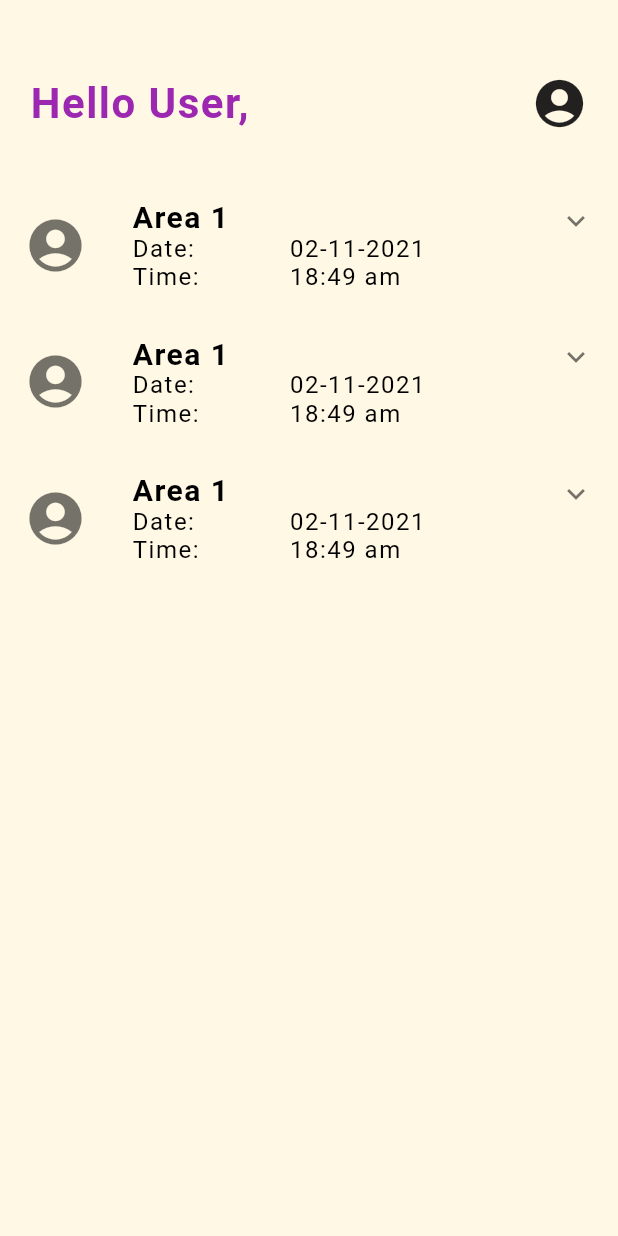
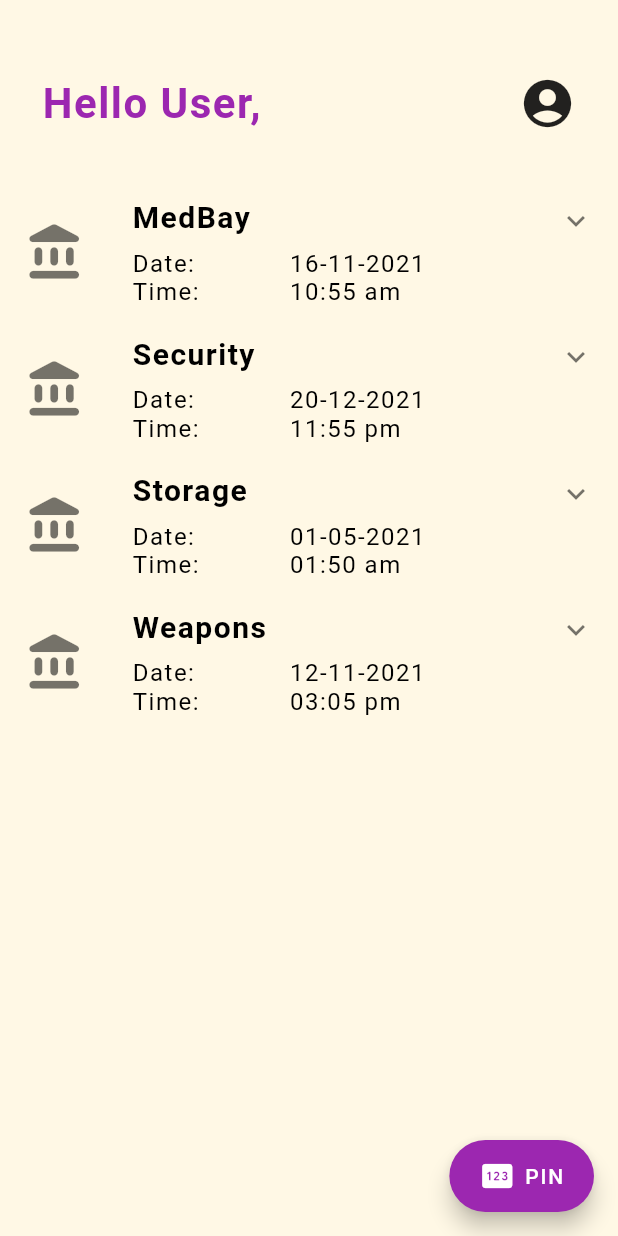
Before and after one commit to Apoorva10100/ml-based-access-control, a Flutter app: the User screen opened directly, on a phone screen of 412 x 824 dp. Run offline on Flutter 3.47's test engine with Material 2 defaults, Android fonts, the light colour scheme and no system bars.

Commit message:
Code Refactored

```diff
--- a/projectapp/lib/main.dart
+++ b/projectapp/lib/main.dart
@@ -11,6 +11,7 @@ class MyApp extends StatelessWidget {
   Widget build(BuildContext context) {
     return MaterialApp(
       home: Login(),
+      debugShowCheckedModeBanner: false,
     );
   }
 }
--- a/projectapp/lib/pages/login.dart
+++ b/projectapp/lib/pages/login.dart
@@ -29,10 +29,10 @@ class _LoginState extends State<Login> {
               mainAxisAlignment: MainAxisAlignment.center,
               children: [
                 Text(
-                  'Welcome Back',
+                  'Welcome',
                   style: TextStyle(
                     letterSpacing: 1,
-                    fontSize: 38,
+                    fontSize: 42,
                     color: textColor,
                     fontWeight: FontWeight.bold,
                   ),
@@ -44,7 +44,7 @@ class _LoginState extends State<Login> {
                     labelText: 'Email/Reference ID',
                     labelStyle: TextStyle(
                       letterSpacing: 1,
-                      fontSize: 16,
+                      fontSize: 18,
                       color: textColor,
                     ),
                   ),
@@ -54,14 +54,14 @@ class _LoginState extends State<Login> {
                     }
                   },
                 ),
-                SizedBox(height:15),
+                SizedBox(height: 15),
                 TextFormField(
                   controller: passwordController,
                   decoration: InputDecoration(
                     labelText: 'Password',
                     labelStyle: TextStyle(
                       letterSpacing: 1,
-                      fontSize: 16,
+                      fontSize: 18,
                       color: textColor,
                     ),
                   ),
@@ -107,23 +107,27 @@ class _LoginState extends State<Login> {
 
   void submit() {
     if (_formKey.currentState!.validate()) {
-      print(idController.text);
-      print(passwordController.text);
-      Navigator.of(context).push(
-        MaterialPageRoute(
-          builder: (context) => User(),
-        ),
-      );
+      // print(idController.text);
+      // print(passwordController.text);
+      if (idController.text == "abc" && passwordController.text == "123") {
+        Navigator.of(context).push(
+          MaterialPageRoute(
+            builder: (context) => User(),
+          ),
+        );
+      } else if (idController.text != "abc") {
+        ScaffoldMessenger.of(context).showSnackBar(
+          SnackBar(
+            content: Text("Incorrect Email/Reference ID"),
+          ),
+        );
+      } else if (passwordController.text != "123") {
+        ScaffoldMessenger.of(context).showSnackBar(
+          SnackBar(
+            content: Text("Incorrect Password"),
+          ),
+        );
+      }
     }
-
-    // final FormState formState = _formKey.currentState;
-    // _formKey.currentState.save();
-    // if (formState.validate()) {
-    //   Navigator.of(context).push(
-    //     MaterialPageRoute(
-    //       builder: (context) => user(),
-    //     ),
-    //   );
-    // }
   }
 }
--- a/projectapp/lib/pages/user.dart
+++ b/projectapp/lib/pages/user.dart
@@ -2,6 +2,7 @@
 
 import 'package:flutter/material.dart';
 import 'package:projectapp/colors.dart';
+import 'package:projectapp/pages/pin_generate.dart';
 
 class User extends StatefulWidget {
   const User({Key? key}) : super(key: key);
@@ -16,13 +17,12 @@ class _UserState extends State<User> {
     return Scaffold(
       backgroundColor: bg,
       body: SafeArea(
-          // child: Padding(
-        // padding: const EdgeInsets.symmetric(horizontal: ),
+        child: SingleChildScrollView(
           child: Column(
             children: [
               SizedBox(height: 50),
               Padding(
-              padding: const EdgeInsets.symmetric(horizontal: 20),
+                padding: const EdgeInsets.symmetric(horizontal: 28),
                 child: Row(
                   mainAxisAlignment: MainAxisAlignment.spaceBetween,
                   children: [
@@ -43,27 +43,44 @@ class _UserState extends State<User> {
                 ),
               ),
               SizedBox(height: 30),
-
-            Item3(),
-            Item3(),
-            Item3(),
+              AreaWidget("MedBay","16-11-2021","10:55 am"),
+              AreaWidget("Security","20-12-2021","11:55 pm"),
+              AreaWidget("Storage","01-05-2021","01:50 am"),
+              AreaWidget("Weapons","12-11-2021","03:05 pm"),
             ],
           ),
         ),
-      //),
+      ),
+      floatingActionButton: FloatingActionButton.extended(
+        backgroundColor: textColor,
+        label: Row(
+          children: const [
+            Icon(Icons.pin_rounded),
+            SizedBox(
+              width: 6,
+            ),
+            Text('PIN'),
+          ],
+        ),
+        onPressed: () {
+          Navigator.of(context).push(
+            MaterialPageRoute(
+              builder: (context) => PinGeneration(),
+            ),
+          );
+        },
+      ),
     );
   }
 
-  Widget Item3() {
-    return Container(
-      decoration: BoxDecoration(),
-      child: ExpansionTile(
+  Widget AreaWidget(String title, String curDate, String curTime) {
+    return ExpansionTile(
       title: Padding(
-          padding: const EdgeInsets.symmetric(vertical:10 ),
+        padding: const EdgeInsets.only(top: 10),
         child: Row(
           children: [
             Icon(
-                Icons.account_circle_rounded,
+              Icons.account_balance_rounded,
               size: 42,
             ),
             SizedBox(width: 30),
@@ -71,7 +88,7 @@ class _UserState extends State<User> {
               crossAxisAlignment: CrossAxisAlignment.start,
               children: [
                 Text(
-                    'Area 1',
+                  title,
                   style: TextStyle(
                     letterSpacing: 1,
                     fontSize: 20,
@@ -79,7 +96,23 @@ class _UserState extends State<User> {
                     fontWeight: FontWeight.bold,
                   ),
                 ),
-                  Row(
+                SizedBox(height: 10),
+                DateTime(curDate, curTime),
+              ],
+            )
+          ],
+        ),
+      ),
+      children: [
+        OtherDateTime(),
+        OtherDateTime(),
+        OtherDateTime(),
+      ],
+    );
+  }
+
+  Widget DateTime(String Date, String Time) {
+    return Row(
       children: [
         Column(
           crossAxisAlignment: CrossAxisAlignment.start,
@@ -107,7 +140,7 @@ class _UserState extends State<User> {
           crossAxisAlignment: CrossAxisAlignment.start,
           children: [
             Text(
-                            '02-11-2021',
+              Date,
               style: TextStyle(
                 letterSpacing: 1,
                 fontSize: 16,
@@ -115,7 +148,7 @@ class _UserState extends State<User> {
               ),
             ),
             Text(
-                            '18:49 am',
+              Time,
               style: TextStyle(
                 letterSpacing: 1,
                 fontSize: 16,
@@ -125,73 +158,13 @@ class _UserState extends State<User> {
           ],
         )
       ],
-                  ),
-                ],
-              )
-            ],
-          ),
-        ),
-        children: [
-          Item4(),
-          Item4()
-
-        ],
-      ),
     );
   }
 
-Widget Item4(){
+  Widget OtherDateTime() {
     return Padding(
-    padding: const EdgeInsets.only(left:90, top:10),
-    child: Row(
-                  children: [
-                    Column(
-                      crossAxisAlignment: CrossAxisAlignment.start,
-                      children: [
-                        Text(
-                          'Date:',
-                          style: TextStyle(
-                            letterSpacing: 1,
-                            fontSize: 16,
-                            color: Colors.black,
-                          ),
-                        ),
-                        Text(
-                          'Time:',
-                          style: TextStyle(
-                            letterSpacing: 1,
-                            fontSize: 16,
-                            color: Colors.black,
-                          ),
-                        ),
-                      ],
-                    ),
-                    SizedBox(width: 60),
-                    Column(
-                      crossAxisAlignment: CrossAxisAlignment.start,
-                      children: [
-                        Text(
-                          '02-11-2021',
-                          style: TextStyle(
-                            letterSpacing: 1,
-                            fontSize: 16,
-                            color: Colors.black,
-                          ),
-                        ),
-                        Text(
-                          '18:49 am',
-                          style: TextStyle(
-                            letterSpacing: 1,
-                            fontSize: 16,
-                            color: Colors.black,
-                          ),
-                        ),
-                      ],
-                    )
-                  ],
-                ),
+      padding: const EdgeInsets.only(left: 88, top: 10),
+      child: DateTime("14-11-2021","10:55 am"),
     );
   }
-
-
 }
```
Also changed, not shown: projectapp/lib/pages/pin_generate.dart (+2 -7 lines). Lines whose indentation alone changed are shown as unchanged.
